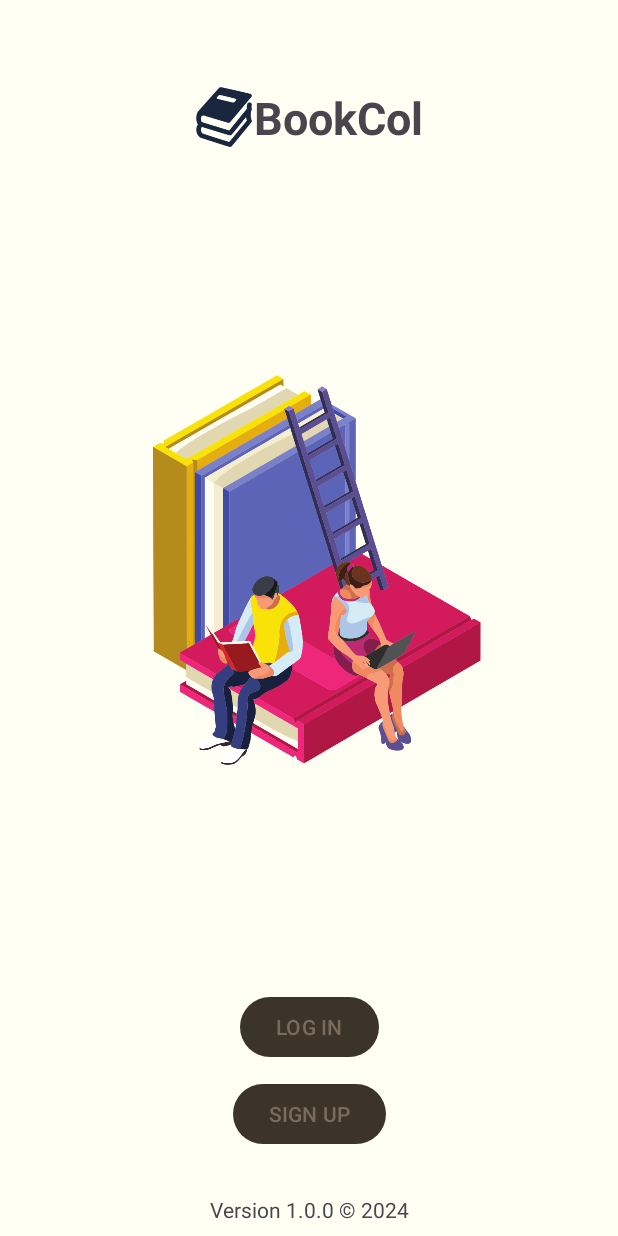
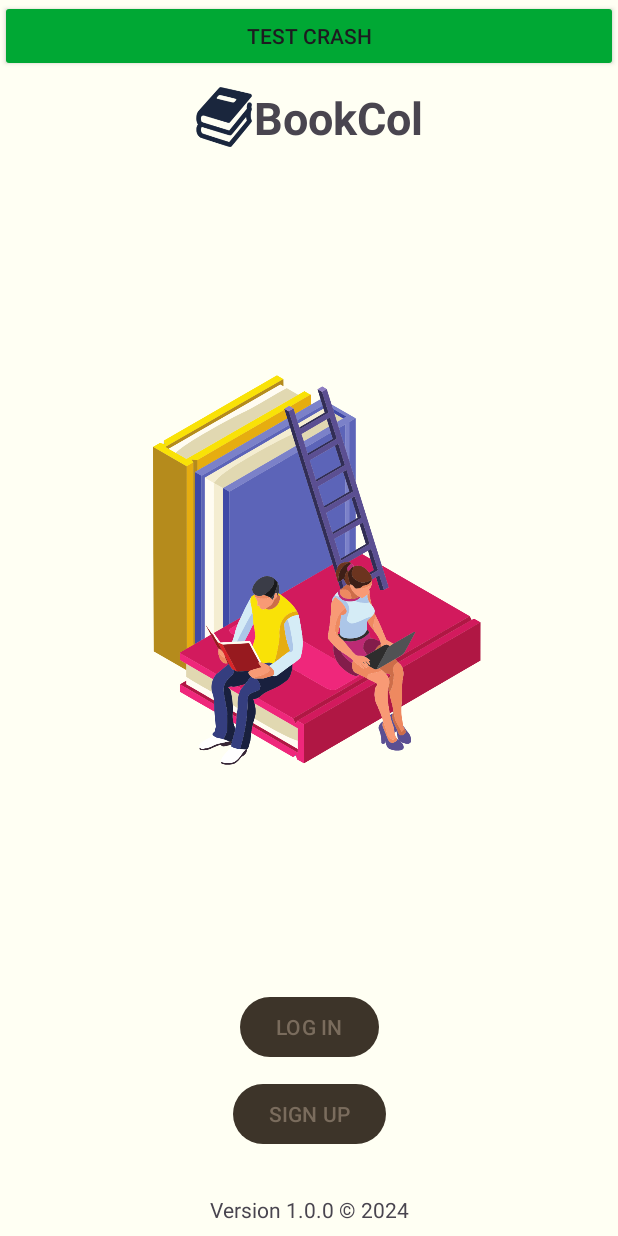
Before and after one commit to axvolkzki/MOBDEVE-MCO, an Android app: the screen it shows after launch (MainActivity), on a phone screen of 412 x 824 dp. Run offline under Robolectric (Android 15) with nearby library versions, the phone set to English and light mode, and no system bars.

Commit message:
Added: Firebase crashlytics

```diff
--- a/app/src/main/java/com/mobdeve/s14/abenoja_delacruz/bookcol/MainActivity.kt
+++ b/app/src/main/java/com/mobdeve/s14/abenoja_delacruz/bookcol/MainActivity.kt
@@ -1,6 +1,8 @@
 package com.mobdeve.s14.abenoja_delacruz.bookcol
 
 import android.os.Bundle
+import android.view.ViewGroup
+import android.widget.Button
 import androidx.appcompat.app.AppCompatActivity
 import com.mobdeve.s14.abenoja_delacruz.bookcol.databinding.ActivityMainBinding
 import com.mobdeve.s14.abenoja_delacruz.bookcol.fragments.LoginFragment
@@ -17,6 +19,17 @@ class MainActivity : AppCompatActivity() {
 
         val loginFragment = LoginFragment()
         val signupFragment = SignupFragment()
+
+        // Test crash button for Firebase Crashlytics
+        val crashButton = Button(this)
+        crashButton.text = "Test Crash"
+        crashButton.setOnClickListener {
+            throw RuntimeException("Test Crash") // Force a crash
+        }
+
+        addContentView(crashButton, ViewGroup.LayoutParams(
+            ViewGroup.LayoutParams.MATCH_PARENT,
+            ViewGroup.LayoutParams.WRAP_CONTENT))
 
 
         // If user is not logged in, show the main activity layout
--- a/build.gradle.kts
+++ b/build.gradle.kts
@@ -2,4 +2,6 @@
 plugins {
     alias(libs.plugins.android.application) apply false
     alias(libs.plugins.kotlin.android) apply false
+    id("com.google.gms.google-services") version "4.4.2" apply false
+    id("com.google.firebase.crashlytics") version "3.0.2" apply false
 }
```
Also changed, not shown: app/build.gradle.kts (+7 -0 lines), 1 other file.
